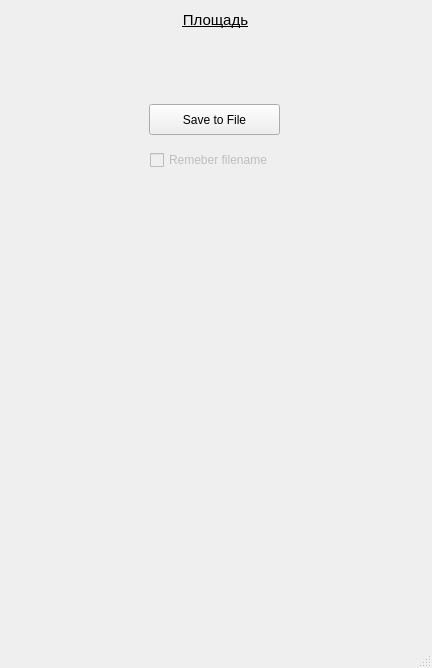
Above: postoperations.ui from lynxr/InterMetr before the change. Below: the same form after it.
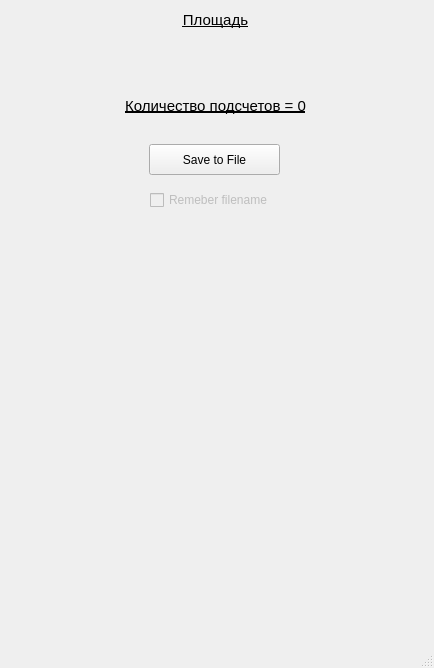
That is the form after the change.

Diff of the .ui file:
```diff
--- a/postoperations.ui
+++ b/postoperations.ui
@@ -6,7 +6,7 @@
    <rect>
     <x>0</x>
     <y>0</y>
-    <width>432</width>
+    <width>434</width>
     <height>668</height>
    </rect>
   </property>
@@ -67,7 +67,7 @@
     <property name="geometry">
      <rect>
       <x>149</x>
-      <y>104</y>
+      <y>144</y>
       <width>131</width>
       <height>31</height>
      </rect>
@@ -83,7 +83,7 @@
     <property name="geometry">
      <rect>
       <x>150</x>
-      <y>150</y>
+      <y>190</y>
       <width>141</width>
       <height>20</height>
      </rect>
@@ -92,6 +92,31 @@
      <string>Remeber filename</string>
     </property>
    </widget>
+   <widget class="QLabel" name="labelTotalSpaces">
+    <property name="geometry">
+     <rect>
+      <x>30</x>
+      <y>90</y>
+      <width>371</width>
+      <height>31</height>
+     </rect>
+    </property>
+    <property name="font">
+     <font>
+      <pointsize>11</pointsize>
+      <underline>true</underline>
+     </font>
+    </property>
+    <property name="text">
+     <string>Количество подсчетов = 0</string>
+    </property>
+    <property name="scaledContents">
+     <bool>false</bool>
+    </property>
+    <property name="alignment">
+     <set>Qt::AlignCenter</set>
+    </property>
+   </widget>
   </widget>
   <widget class="QMenuBar" name="menubar">
    <property name="geometry">
```
Left out of the diff: 2 changed lines with no effect on the pictures.
